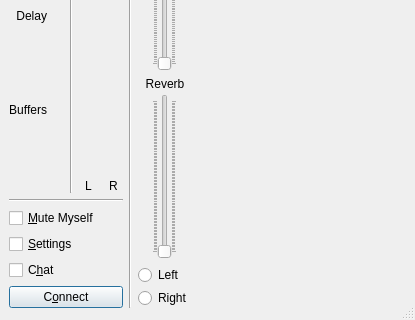
The window that src/clientdlgbase.ui (jamulussoftware/jamulus) describes before a commit, drawn with Qt 5; both pictures show x 0 to 415 and y 170 to 490 of the 415 by 490 pixel window.
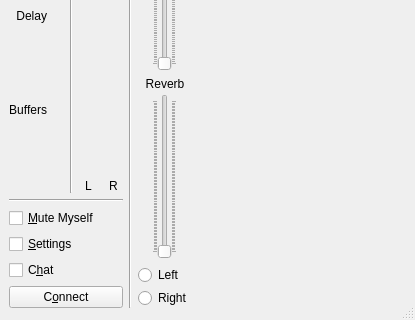
The same window after the commit. Icons and pictures are not drawn. Custom widgets are drawn as their Qt base class.

Commit message: prevent [enter] from disconnecting you from a server (#515)

What changed in the file:
```diff
--- a/src/clientdlgbase.ui
+++ b/src/clientdlgbase.ui
@@ -343,8 +343,11 @@
           <property name="text">
            <string>C&amp;onnect</string>
           </property>
+          <property name="autoDefault">
+           <bool>false</bool>
+          </property>
           <property name="default">
-           <bool>true</bool>
+           <bool>false</bool>
           </property>
          </widget>
         </item>
```
The commit also changes 1 other file.
